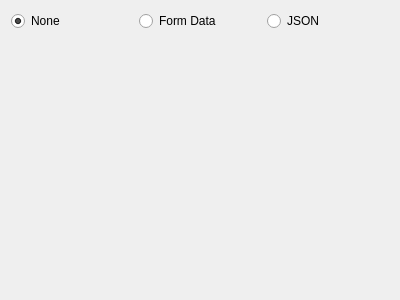
First picture: the form in ui/BodySelector.ui, repository aaronlam1004/getman, before the edit.
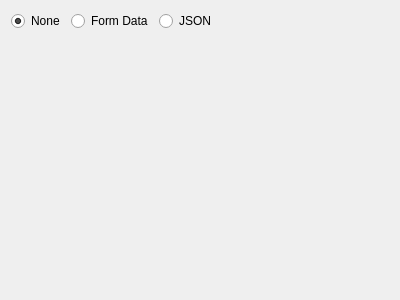
Second picture: the form after the edit.

Commit message: Allowing multiple body selection types

The edit to the form file:
```diff
--- a/ui/BodySelector.ui
+++ b/ui/BodySelector.ui
@@ -45,6 +45,19 @@
          </property>
         </widget>
        </item>
+       <item>
+        <spacer name="horizontalSpacer">
+         <property name="orientation">
+          <enum>Qt::Horizontal</enum>
+         </property>
+         <property name="sizeHint" stdset="0">
+          <size>
+           <width>40</width>
+           <height>20</height>
+          </size>
+         </property>
+        </spacer>
+       </item>
       </layout>
      </item>
      <item>
```
Left out of the diff: 10 changed lines with no effect on the pictures. The commit also changes 6 other files.
